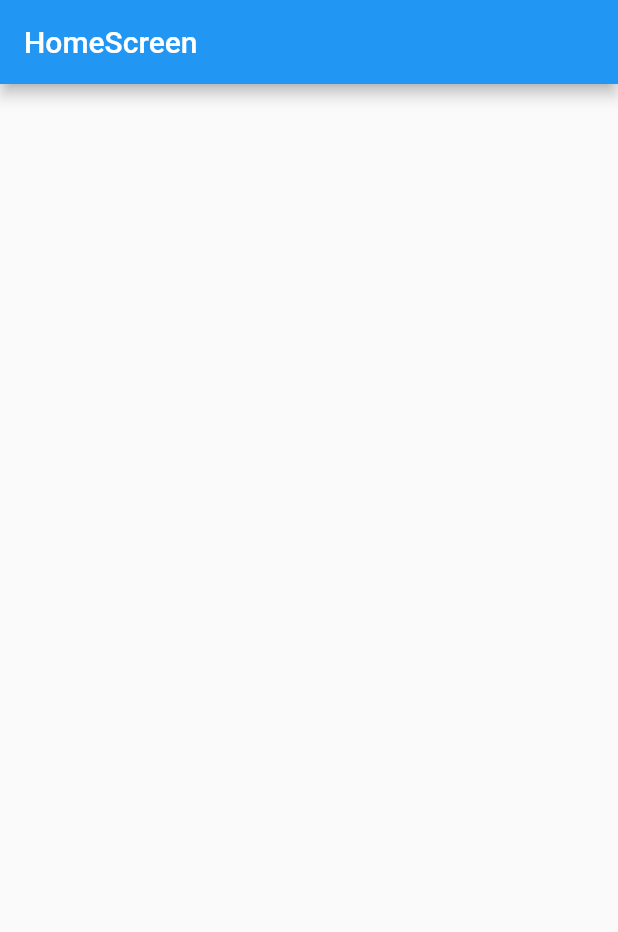
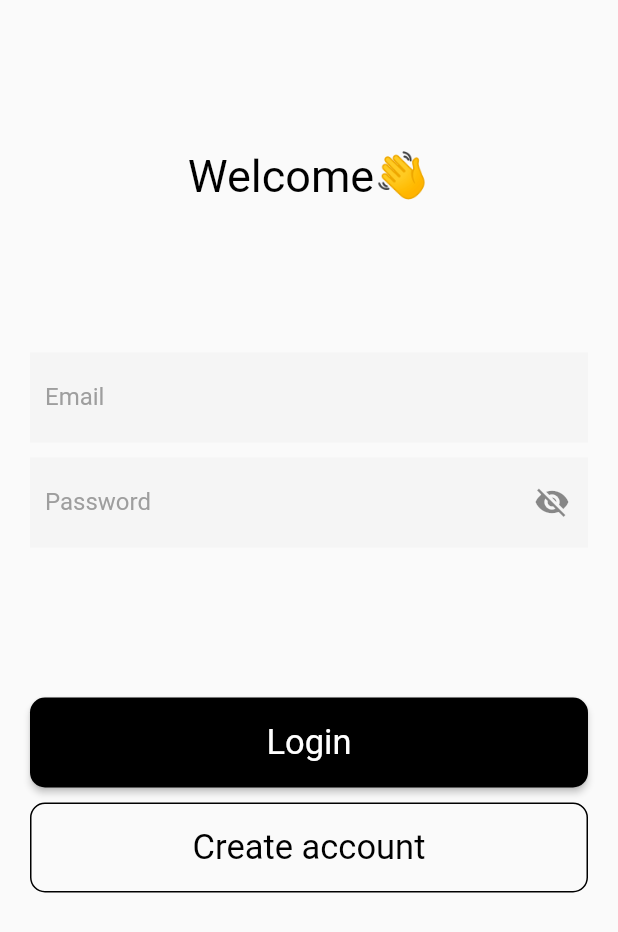
Before and after one commit to TaishiU/flutter-shopping-cart2, a Flutter app: the screen it shows after launch, on a phone screen of 412 x 824 dp. Shown: the top 932 px of the screen. Run offline on Flutter 3.47's test engine with Material 2 defaults, Android fonts, the phone set to English and light mode, and no system bars; our stand-ins replace cloud_firestore, firebase_auth, firebase_core; accounts and stored records are empty.

Commit message:
ログイン機能

```diff
--- /dev/null
+++ b/lib/Constants/Constants.dart
@@ -0,0 +1,4 @@
+import 'package:cloud_firestore/cloud_firestore.dart';
+
+final _firestore = FirebaseFirestore.instance;
+final usersRef = _firestore.collection('users');
--- /dev/null
+++ b/lib/Firebase/Auth.dart
@@ -0,0 +1,59 @@
+import 'package:firebase_auth/firebase_auth.dart';
+import 'package:shopping_cart2/Firebase/Firestore.dart';
+
+class Auth {
+  final _auth = FirebaseAuth.instance;
+
+  Future<bool> signUp({
+    required String email,
+    required String password,
+  }) async {
+    try {
+      final authResult = await _auth.createUserWithEmailAndPassword(
+        email: email,
+        password: password,
+      );
+
+      User? signedInUser = authResult.user;
+
+      if (signedInUser != null) {
+        Firestore().registerUser(
+          userId: signedInUser.uid,
+          email: email,
+        );
+        return true;
+      }
+      return false;
+    } catch (e) {
+      print(e);
+      print('something wrong with signUp...');
+      return false;
+    }
+  }
+
+  Future<bool> login({required String email, required String password}) async {
+    try {
+      await _auth.signInWithEmailAndPassword(
+        email: email,
+        password: password,
+      );
+      return true;
+    } catch (e) {
+      print(e);
+      return false;
+    }
+  }
+
+  void logout() {
+    _auth.signOut();
+  }
+
+  Future sendPasswordResetEmail({required String email}) async {
+    try {
+      await _auth.sendPasswordResetEmail(email: email);
+      return 'success';
+    } catch (e) {
+      return e.toString();
+    }
+  }
+}
--- /dev/null
+++ b/lib/Firebase/Firestore.dart
@@ -0,0 +1,18 @@
+import 'package:cloud_firestore/cloud_firestore.dart';
+import 'package:shopping_cart2/Constants/Constants.dart';
+
+class Firestore {
+  FirebaseFirestore _firestore = FirebaseFirestore.instance;
+
+  /*プロフィール関連*/
+  Future<void> registerUser({
+    required String userId,
+    required String email,
+  }) async {
+    DocumentReference usersReference = usersRef.doc(userId);
+    await usersReference.set({
+      'userId': usersReference.id,
+      'email': email,
+    });
+  }
+}
--- /dev/null
+++ b/lib/Screens/WelcomeScreen.dart
@@ -0,0 +1,223 @@
+import 'package:flutter/material.dart';
+import 'package:shopping_cart2/Firebase/Auth.dart';
+import 'package:shopping_cart2/Screens/RegistrationScreen.dart';
+import 'package:shopping_cart2/main.dart';
+
+class WelcomeScreen extends StatefulWidget {
+  const WelcomeScreen({Key? key}) : super(key: key);
+
+  @override
+  _WelcomeScreenState createState() => _WelcomeScreenState();
+}
+
+class _WelcomeScreenState extends State<WelcomeScreen> {
+  final _formkey = GlobalKey<FormState>();
+  late String _email;
+  late String _password;
+  bool _isObscure = true;
+
+  @override
+  Widget build(BuildContext context) {
+    return Scaffold(
+      body: SingleChildScrollView(
+        child: SafeArea(
+          child: Form(
+            key: _formkey,
+            child: Padding(
+              padding: EdgeInsets.symmetric(horizontal: 20),
+              child: Column(
+                children: [
+                  SizedBox(height: 100),
+                  Text(
+                    'Welcome👋',
+                    style: TextStyle(
+                      color: Colors.black,
+                      fontSize: 30,
+                    ),
+                  ),
+                  SizedBox(height: 100),
+                  Container(
+                    height: 60,
+                    width: MediaQuery.of(context).size.width,
+                    decoration: BoxDecoration(
+                      color: Colors.grey.shade100,
+                    ),
+                    child: TextFormField(
+                      decoration: InputDecoration(
+                        contentPadding: EdgeInsets.symmetric(
+                          horizontal: 10,
+                          vertical: 20,
+                        ),
+                        hintText: 'Email',
+                        hintStyle: TextStyle(
+                          color: Colors.grey,
+                          fontWeight: FontWeight.w400,
+                        ),
+                        border: InputBorder.none,
+                      ),
+                      onChanged: (value) {
+                        _email = value;
+                      },
+                      keyboardType: TextInputType.emailAddress,
+                      validator: (String? input) {
+                        if (input!.isEmpty) {
+                          return 'Enter your Email';
+                        }
+                        if (input.isNotEmpty && !input.contains('@')) {
+                          return 'You need to check \'@\' mark';
+                        }
+                        return null;
+                      },
+                    ),
+                  ),
+                  SizedBox(height: 10),
+                  Container(
+                    height: 60,
+                    width: MediaQuery.of(context).size.width,
+                    decoration: BoxDecoration(
+                      color: Colors.grey.shade100,
+                    ),
+                    child: TextFormField(
+                      obscureText: _isObscure,
+                      decoration: InputDecoration(
+                        contentPadding: EdgeInsets.symmetric(
+                          horizontal: 10,
+                          vertical: 20,
+                        ),
+                        hintText: 'Password',
+                        hintStyle: TextStyle(
+                          color: Colors.grey,
+                          fontWeight: FontWeight.w400,
+                        ),
+                        border: InputBorder.none,
+                        suffixIcon: IconButton(
+                          icon: Icon(
+                            _isObscure
+                                ? Icons.visibility_off
+                                : Icons.visibility,
+                          ),
+                          onPressed: () {
+                            setState(() {
+                              _isObscure = !_isObscure;
+                            });
+                          },
+                        ),
+                      ),
+                      onChanged: (value) {
+                        _password = value;
+                      },
+                      keyboardType: TextInputType.visiblePassword,
+                      validator: (String? input) {
+                        if (input!.isEmpty) {
+                          return 'Enter Password';
+                        }
+                        return null;
+                      },
+                    ),
+                  ),
+                  SizedBox(height: 100),
+                  Container(
+                    height: 60,
+                    width: MediaQuery.of(context).size.width,
+                    child: ElevatedButton(
+                      child: Text(
+                        'Login',
+                        style: TextStyle(
+                          color: Colors.white,
+                          fontSize: 23,
+                          fontWeight: FontWeight.normal,
+                        ),
+                      ),
+                      style: ElevatedButton.styleFrom(
+                        primary: Colors.black,
+                        onPrimary: Colors.white,
+                        shape: RoundedRectangleBorder(
+                          borderRadius: BorderRadius.circular(10),
+                        ),
+                      ),
+                      onPressed: () async {
+                        _formkey.currentState!.save();
+                        if (_formkey.currentState!.validate()) {
+                          bool isValid = await Auth().login(
+                            email: _email,
+                            password: _password,
+                          );
+                          if (isValid) {
+                            Navigator.pushReplacement(
+                              context,
+                              MaterialPageRoute(
+                                builder: (context) => MyApp(),
+                              ),
+                            );
+                          } else {
+                            showDialog(
+                              context: context,
+                              builder: (BuildContext context) {
+                                return AlertDialog(
+                                  title: Text('Error'),
+                                  content: Text('Please log in again.'),
+                                  actions: [
+                                    TextButton(
+                                      child: Text(
+                                        'OK',
+                                        style: TextStyle(
+                                          fontSize: 15,
+                                          color: Colors.red,
+                                        ),
+                                      ),
+                                      style: TextButton.styleFrom(
+                                        primary: Colors.black,
+                                      ),
+                                      onPressed: () {
+                                        Navigator.pop(context);
+                                      },
+                                    ),
+                                  ],
+                                );
+                              },
+                            );
+                            print('Login problem');
+                          }
+                        }
+                      },
+                    ),
+                  ),
+                  SizedBox(height: 10),
+                  Container(
+                    height: 60,
+                    width: MediaQuery.of(context).size.width,
+                    child: OutlinedButton(
+                      child: Text(
+                        'Create account',
+                        style: TextStyle(
+                          color: Colors.black,
+                          fontSize: 23,
+                          fontWeight: FontWeight.normal,
+                        ),
+                      ),
+                      style: OutlinedButton.styleFrom(
+                        primary: Colors.black,
+                        shape: RoundedRectangleBorder(
+                          borderRadius: BorderRadius.circular(10),
+                        ),
+                        side: BorderSide(),
+                      ),
+                      onPressed: () {
+                        Navigator.push(
+                          context,
+                          MaterialPageRoute(
+                            builder: (context) => RegistrationScreen(),
+                          ),
+                        );
+                      },
+                    ),
+                  ),
+                ],
+              ),
+            ),
+          ),
+        ),
+      ),
+    );
+  }
+}
--- a/lib/main.dart
+++ b/lib/main.dart
@@ -1,6 +1,12 @@
+import 'package:firebase_auth/firebase_auth.dart';
+import 'package:firebase_core/firebase_core.dart';
 import 'package:flutter/material.dart';
+import 'package:shopping_cart2/Screens/FeedScreen.dart';
+import 'package:shopping_cart2/Screens/WelcomeScreen.dart';
 
-void main() {
+Future<void> main() async {
+  WidgetsFlutterBinding.ensureInitialized();
+  await Firebase.initializeApp();
   runApp(MyApp());
 }
 
@@ -10,22 +16,21 @@ class MyApp extends StatelessWidget {
     return MaterialApp(
       debugShowCheckedModeBanner: false,
       theme: ThemeData(
-        primarySwatch: Colors.blue,
+        primaryColor: Colors.blue,
       ),
-      home: HomeScreen(),
+      home: getScreenId(),
     );
   }
-}
 
-class HomeScreen extends StatelessWidget {
-  const HomeScreen({Key? key}) : super(key: key);
-
-  @override
-  Widget build(BuildContext context) {
-    return Scaffold(
-      appBar: AppBar(
-        title: Text('HomeScreen'),
-      ),
-    );
+  Widget getScreenId() {
+    return StreamBuilder<User?>(
+        stream: FirebaseAuth.instance.authStateChanges(),
+        builder: (BuildContext context, snapshot) {
+          if (snapshot.hasData) {
+            return FeedScreen(currentUserId: snapshot.data!.uid);
+          } else {
+            return WelcomeScreen();
+          }
+        });
   }
 }
```
Also changed, not shown: lib/Screens/FeedScreen.dart (added, +54 -0 lines), lib/Screens/RegistrationScreen.dart (added, +216 -0 lines).
